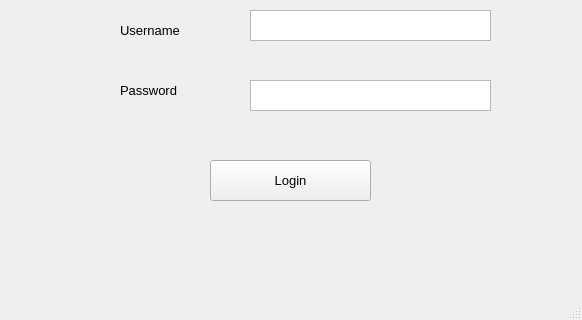
Old version of the form mainwindow.ui in the repository osamamuhammad3623/pharmacy_management_system; both pictures show x 0 to 582 and y 150 to 470 of the 582 by 470 pixel window.
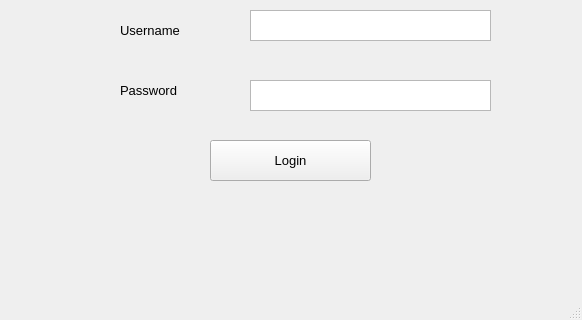
New version of the form.

Diff of the .ui file:
```diff
--- a/mainwindow.ui
+++ b/mainwindow.ui
@@ -84,7 +84,7 @@
     <property name="geometry">
      <rect>
       <x>210</x>
-      <y>310</y>
+      <y>290</y>
       <width>161</width>
       <height>41</height>
      </rect>
@@ -119,6 +119,27 @@
      <set>Qt::AlignCenter</set>
     </property>
    </widget>
+   <widget class="QLabel" name="msg">
+    <property name="geometry">
+     <rect>
+      <x>110</x>
+      <y>350</y>
+      <width>391</width>
+      <height>41</height>
+     </rect>
+    </property>
+    <property name="font">
+     <font>
+      <pointsize>10</pointsize>
+     </font>
+    </property>
+    <property name="text">
+     <string/>
+    </property>
+    <property name="alignment">
+     <set>Qt::AlignCenter</set>
+    </property>
+   </widget>
   </widget>
   <widget class="QMenuBar" name="menubar">
    <property name="geometry">
```
